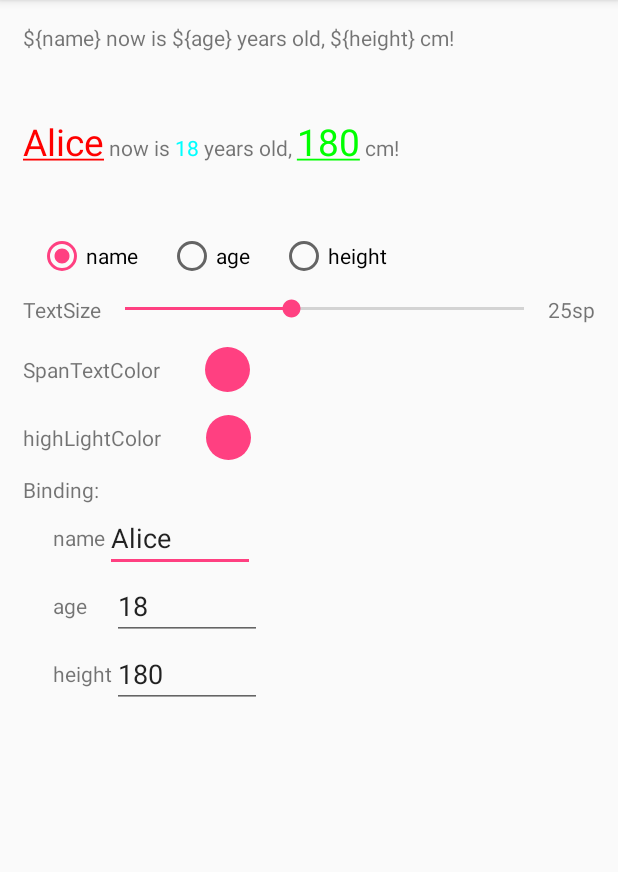
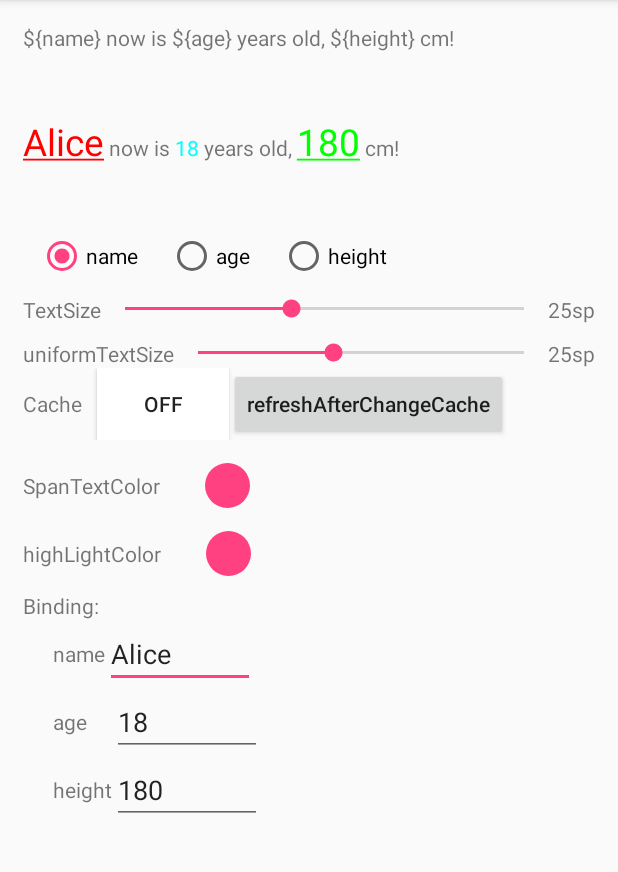
Before and after one commit to HirayClay/SpanTextView, an Android app: the screen it shows after launch (MainActivity), on a phone screen of 412 x 824 dp, the part 84-956 px from its top. Run offline under Robolectric (Android 15) with nearby library versions, the phone set to English and light mode, and no system bars; our stand-ins replace ButterKnife.

Commit message:
enrich demo

```diff
--- a/lib/src/main/java/com/hirayclay/Hook.java
+++ b/lib/src/main/java/com/hirayclay/Hook.java
@@ -47,9 +47,10 @@ public class Hook {
     }
 
     /**
-     * @param c if set true Hook will be single instance,when call {@link SpanTextView#hook()}
+     * @param c if set true Hook will be single instance,when call {@link SpanTextView#hook()}next
+     *          time ,the older Hook will be returned.If you want reset to default behavior(create new one every time)
+     *          just call {@link SpanTextView#setCache(boolean)} and set the param to false
      *          will not created a new one except first call
-     *          note :this method should be called before{@link SpanTextView#hook()}
      * @return {@link Hook}
      */
 
@@ -118,9 +119,9 @@ public class Hook {
     }
 
     public void make() {
-        if (this.binding != null)
+//        if (this.binding != null)
             make(binding);
-        else throw new IllegalStateException("binding is not set before call make() method");
+//        else throw new IllegalStateException("binding is not set before call make() method");
     }
 
     //execute according to the config
@@ -306,7 +307,7 @@ public class Hook {
                         c = reader.read();
                         if (c == '{') {
                             String key = findKey(reader);
-                            if (!key.isEmpty() && binding.containsKey(key))
+                            if (!key.isEmpty() && binding != null && binding.containsKey(key))
                                 writer.write(binding.get(key));
                             else {
                                 writer.write("${");
--- a/lib/src/main/java/com/hirayclay/SpanTextView.java
+++ b/lib/src/main/java/com/hirayclay/SpanTextView.java
@@ -55,6 +55,10 @@ public class SpanTextView extends AppCompatTextView {
 
     public void setCache(boolean cache) {
         this.cache = cache;
+        if (cache)
+        instance = beforeCacheInstance;
+        else beforeCacheInstance = null;
+//        beforeCacheInstance = null;
     }
 
 
@@ -63,13 +67,17 @@ public class SpanTextView extends AppCompatTextView {
     }
 
     Hook instance;
+    Hook beforeCacheInstance;
+
     public Hook hook() {
         if (cache) {
-            if (instance != null)
+            if (instance != null) {
                 return instance;
+            }else if (beforeCacheInstance !=null)
+                return instance = beforeCacheInstance;
             return instance = new Hook(this);
         }
-        return new Hook(this);
+        return beforeCacheInstance = new Hook(this);
     }
 //    private void transform() {
 //        String text = getText().toString();
--- a/sample/src/main/java/com/app/MainActivity.java
+++ b/sample/src/main/java/com/app/MainActivity.java
@@ -2,6 +2,7 @@ package com.app;
 
 import android.graphics.Color;
 import android.os.Bundle;
+import android.support.annotation.IdRes;
 import android.support.v4.util.ArrayMap;
 import android.support.v7.app.AppCompatActivity;
 import android.support.v7.widget.AppCompatEditText;
@@ -9,18 +10,22 @@ import android.support.v7.widget.AppCompatRadioButton;
 import android.text.Editable;
 import android.text.TextWatcher;
 import android.view.View;
+import android.widget.CompoundButton;
 import android.widget.RadioGroup;
 import android.widget.SeekBar;
 import android.widget.TextView;
 import android.widget.Toast;
+import android.widget.ToggleButton;
 
 import com.hirayclay.Hook;
 import com.hirayclay.SpanTextView;
 
+import java.util.HashMap;
 import java.util.Map;
 
 import butterknife.Bind;
 import butterknife.ButterKnife;
+import butterknife.OnClick;
 
 public class MainActivity extends AppCompatActivity {
 
@@ -54,7 +59,8 @@ public class MainActivity extends AppCompatActivity {
     SeekBar seekBar;
     @Bind(R.id.highLightColorSelector)
     TextView highLightColorSelector;
-
+    @Bind(R.id.cacheToggle)
+    ToggleButton cacheToggle;
 
     int[] colors = {
             R.color.blue,
@@ -63,6 +69,15 @@ public class MainActivity extends AppCompatActivity {
             R.color.orange,
             R.color.purple,
             R.color.green};
+    @Bind(R.id.uniformTextSize)
+    TextView uniformTextSize;
+    @Bind(R.id.uniformSeekBar)
+    SeekBar uniformSeekBar;
+    @Bind(R.id.uniformtextsizeValue)
+    TextView uniformtextsizeValue;
+    @Bind(R.id.uniformtextsizeUnit)
+    TextView uniformtextsizeUnit;
+
 
     private int textColor;
     private int highLightTextColor = Color.TRANSPARENT;
@@ -106,6 +121,14 @@ public class MainActivity extends AppCompatActivity {
 
 
     private void setUpListeners() {
+
+        radioGroup.setOnCheckedChangeListener(new RadioGroup.OnCheckedChangeListener() {
+            @Override
+            public void onCheckedChanged(RadioGroup group, @IdRes int checkedId) {
+                refresh();
+            }
+        });
+
         colorSelector.setOnClickListener(new View.OnClickListener() {
             @Override
             public void onClick(View v) {
@@ -152,9 +175,33 @@ public class MainActivity extends AppCompatActivity {
             }
         });
 
+        uniformSeekBar.setOnSeekBarChangeListener(new SeekBar.OnSeekBarChangeListener() {
+            @Override
+            public void onProgressChanged(SeekBar seekBar, int progress, boolean fromUser) {
+
+            }
+
+            @Override
+            public void onStartTrackingTouch(SeekBar seekBar) {
+
+            }
+
+            @Override
+            public void onStopTrackingTouch(SeekBar seekBar) {
+                uniformtextsizeValue.setText(String.valueOf(uniformSeekBar.getProgress()));
+                refresh();
+            }
+        });
+
         nameValue.addTextChangedListener(watcher);
         ageValue.addTextChangedListener(watcher);
         heightValue.addTextChangedListener(watcher);
+    }
+
+
+    @OnClick(R.id.refreshAfterChangeCache)
+    public void refreshAfterChangeCache() {
+        spanTextView.hook().cache(cacheToggle.isChecked()).bind(binding).make();
     }
 
     private void refresh() {
@@ -169,19 +216,19 @@ public class MainActivity extends AppCompatActivity {
 
         String key = button.getText().toString();
 
+
         Hook hook = spanTextView.hook();
-        if (textColor != 0)
-            hook.bind(binding)
-                    .uniformColor(textColor)
-                    .highLightColor(highLightTextColor)
-                    .spanClickListener(clickSpanListener)
-                    .textSize(key, textSize)
-                    .make();
-        else hook.bind(binding)
+
+        hook.bind(binding)
+                .cache(cacheToggle.isChecked())
+                .uniformSpanTextSize(uniformSeekBar.getProgress())
                 .highLightColor(highLightTextColor)
                 .spanClickListener(clickSpanListener)
-                .textSize(key, textSize)
-                .make();
+                .textSize(key, textSize);
+        if (textColor != 0)
+            hook.uniformColor(textColor);
+        hook.make();
+
     }
 
     private void initDisplay() {
--- a/sample/src/main/res/layout/activity_main.xml
+++ b/sample/src/main/res/layout/activity_main.xml
@@ -91,6 +91,68 @@
             android:layout_alignParentRight="true"
             android:text="sp" />
     </RelativeLayout>
+
+
+    <RelativeLayout
+        android:layout_marginTop="10dp"
+        android:layout_width="match_parent"
+        android:layout_height="wrap_content">
+
+        <TextView
+            android:id="@+id/uniformTextSize"
+            android:layout_width="wrap_content"
+            android:layout_height="wrap_content"
+            android:text="uniformTextSize" />
+
+        <SeekBar
+            android:id="@+id/uniformSeekBar"
+            android:layout_width="match_parent"
+            android:layout_height="wrap_content"
+            android:max="60"
+            android:progress="25"
+            android:layout_toLeftOf="@+id/uniformtextsizeValue"
+            android:layout_toRightOf="@+id/uniformTextSize" />
+
+        <TextView
+            android:id="@+id/uniformtextsizeValue"
+            android:layout_width="wrap_content"
+            android:layout_height="wrap_content"
+            android:layout_toLeftOf="@+id/uniformtextsizeUnit"
+            android:text="25" />
+
+        <TextView
+            android:id="@+id/uniformtextsizeUnit"
+            android:layout_width="wrap_content"
+            android:layout_height="wrap_content"
+            android:layout_alignParentRight="true"
+            android:text="sp" />
+    </RelativeLayout>
+
+    <LinearLayout
+        android:orientation="horizontal"
+        android:layout_width="match_parent"
+        android:layout_height="wrap_content">
+
+        <TextView
+            android:text="Cache"
+            android:layout_width="wrap_content"
+            android:layout_height="wrap_content" />
+
+        <ToggleButton
+            android:id="@+id/cacheToggle"
+            android:button="@null"
+            android:background="@android:color/white"
+            android:layout_marginLeft="10dp"
+            android:layout_width="wrap_content"
+            android:layout_height="wrap_content" />
+
+        <Button
+            android:id="@+id/refreshAfterChangeCache"
+            android:text="refreshAfterChangeCache"
+            android:textAllCaps="false"
+            android:layout_width="wrap_content"
+            android:layout_height="wrap_content" />
+    </LinearLayout>
 
     <LinearLayout
         android:layout_width="wrap_content"
```
